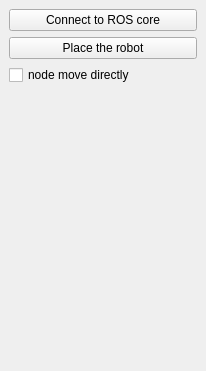
Qt form include/topo/UI/docksimulation.ui (StumboEugen/topology_map) before a commit.
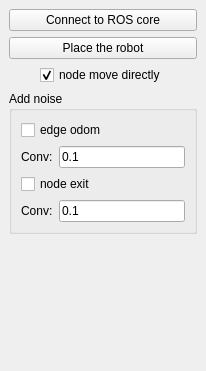
The same form after that commit.

Commit message: add noise in the odom manually

Patch:
```diff
--- a/include/topo/UI/docksimulation.ui
+++ b/include/topo/UI/docksimulation.ui
@@ -35,11 +35,73 @@
       </property>
      </widget>
     </item>
-    <item>
+    <item alignment="Qt::AlignHCenter">
      <widget class="QCheckBox" name="cbNodeMoveDirectly">
       <property name="text">
        <string>node move directly</string>
       </property>
+      <property name="checked">
+       <bool>true</bool>
+      </property>
+     </widget>
+    </item>
+    <item>
+     <widget class="QGroupBox" name="groupBox">
+      <property name="title">
+       <string>Add noise</string>
+      </property>
+      <layout class="QVBoxLayout" name="verticalLayout">
+       <item>
+        <widget class="QCheckBox" name="cbEdgeNoise">
+         <property name="text">
+          <string>edge odom</string>
+         </property>
+        </widget>
+       </item>
+       <item>
+        <layout class="QHBoxLayout" name="horizontalLayout">
+         <item>
+          <widget class="QLabel" name="label">
+           <property name="text">
+            <string>Conv:</string>
+           </property>
+          </widget>
+         </item>
+         <item>
+          <widget class="QLineEdit" name="leEdgeNoise">
+           <property name="text">
+            <string>0.1</string>
+           </property>
+          </widget>
+         </item>
+        </layout>
+       </item>
+       <item>
+        <widget class="QCheckBox" name="cbExitNoise">
+         <property name="text">
+          <string>node exit</string>
+         </property>
+        </widget>
+       </item>
+       <item>
+        <layout class="QHBoxLayout" name="horizontalLayout_2">
+         <item>
+          <widget class="QLabel" name="label_2">
+           <property name="text">
+            <string>Conv:</string>
+           </property>
+          </widget>
+         </item>
+         <item>
+          <widget class="QLineEdit" name="leNodeNoise">
+           <property name="text">
+            <string>0.1</string>
+           </property>
+          </widget>
+         </item>
+        </layout>
+       </item>
+      </layout>
      </widget>
     </item>
     <item>
```
The commit also changes 3 other files.
